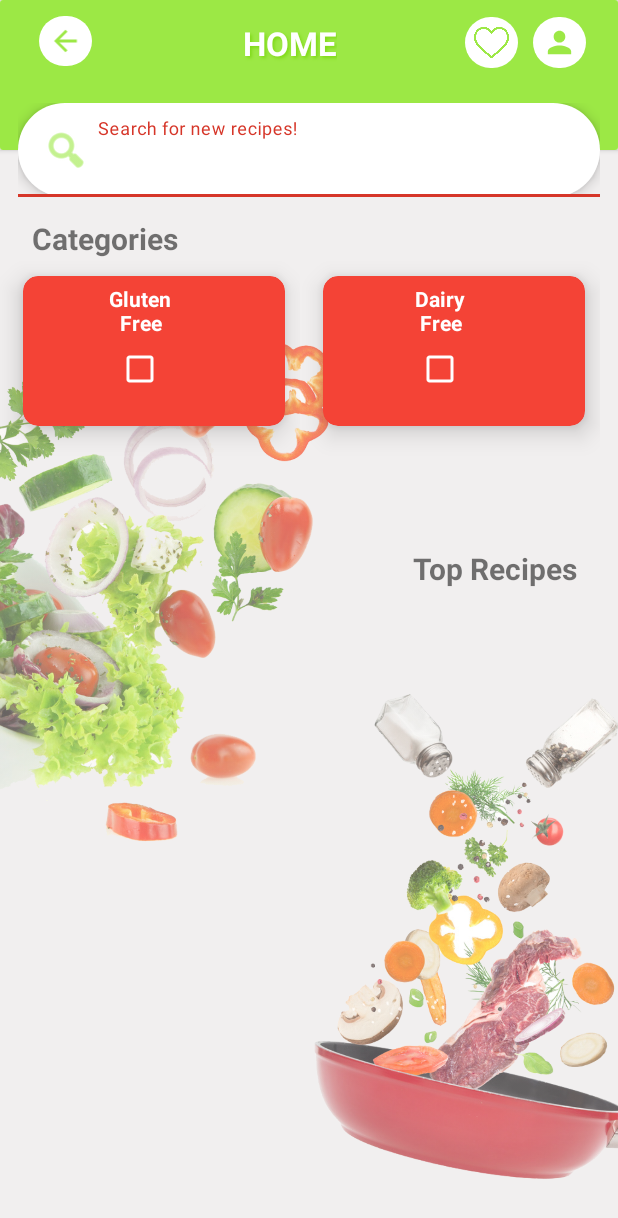
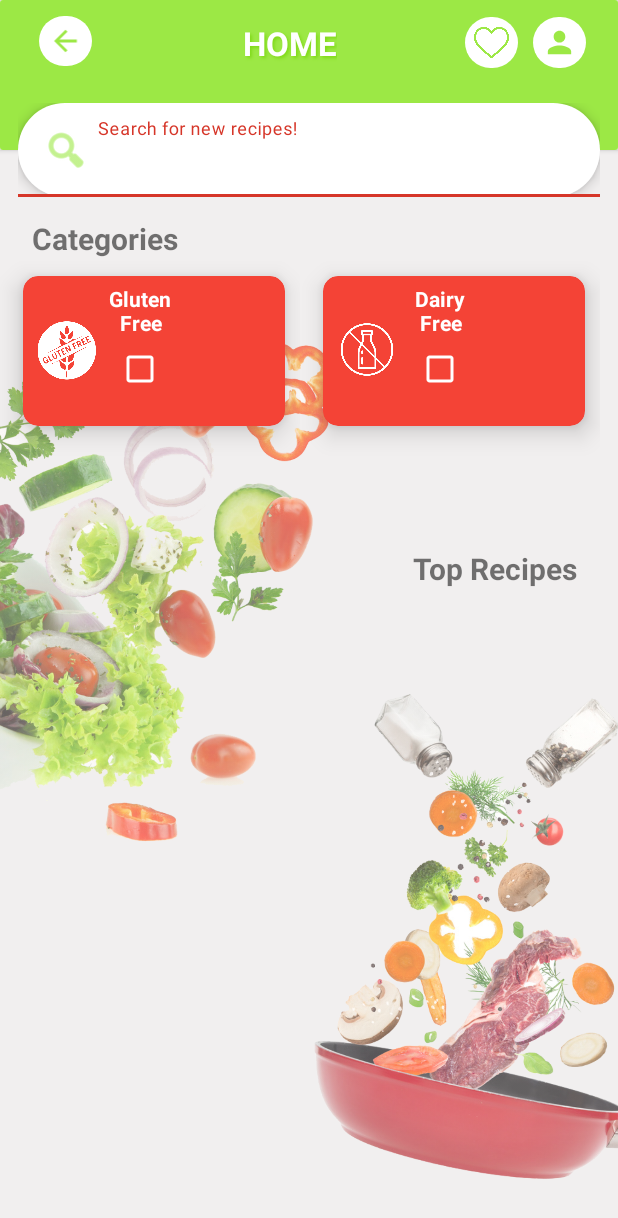
Before and after one commit to julie17-d/Eat_Up, an Android app: the screen it shows after launch (MainActivity), after a tap on "Continue without an account", on a phone screen of 412 x 824 dp. Shown: the top 1218 px of the screen. Run offline under Robolectric (Android 15) with nearby library versions, the phone set to English and light mode, and no system bars; our stand-ins replace sdp/ssp sizes; Roboto replaces fonts that are not available here.

Commit message:
icons now appear for cardviews

```diff
--- a/app/src/main/java/com/example/myapplication/activities/CategoryAdapter.kt
+++ b/app/src/main/java/com/example/myapplication/activities/CategoryAdapter.kt
@@ -29,6 +29,6 @@ class CategoryAdapter(private val data: List<CategoryModel>) : RecyclerView.Adap
     override fun onBindViewHolder(holder: ViewHolder, position: Int) {
         holder.name.text = data[position].name
         Log.e("data",data[0].name)
-        holder.image.setImageURI(data[position].image.toUri())
+        holder.image.setImageResource(data[position].image)
     }
 }
--- a/app/src/main/java/com/example/myapplication/database/Category.kt
+++ b/app/src/main/java/com/example/myapplication/database/Category.kt
@@ -1,16 +1,17 @@
 package com.example.myapplication.database
 
+import com.example.myapplication.R
 import com.example.myapplication.models.CategoryModel
 
 
 val categoryArray = arrayListOf(
-    CategoryModel("Gluten Free", "@drawable/glutenfree"),
-    CategoryModel("Dairy Free", "@drawable/lactosefree"),
-    CategoryModel("Alcohol Free", "@drawable/no_drinking"),
-    CategoryModel("Nut Free", "@drawable/nutFree"),
-    CategoryModel("Vegan", "@drawable/vegan"),
-    CategoryModel("Vegetarian", "@drawable/no_meat"),
-    CategoryModel("Low Sugar", "@drawable/sugar"),
+    CategoryModel("Gluten Free", R.drawable.glutenfree),
+    CategoryModel("Dairy Free", R.drawable.lactosefree),
+    CategoryModel("Alcohol Free", R.drawable.no_drinking),
+    CategoryModel("Nut Free", R.drawable.nut_free),
+    CategoryModel("Vegan", R.drawable.vegan),
+    CategoryModel("Vegetarian", R.drawable.no_meat),
+    CategoryModel("Low Sugar", R.drawable.sugar),
 
 
 
--- a/app/src/main/java/com/example/myapplication/models/CategoryModel.kt
+++ b/app/src/main/java/com/example/myapplication/models/CategoryModel.kt
@@ -2,5 +2,5 @@ package com.example.myapplication.models
 
 data class CategoryModel (
     val name: String,
-    val image: String
+    val image: Int
         )
```
